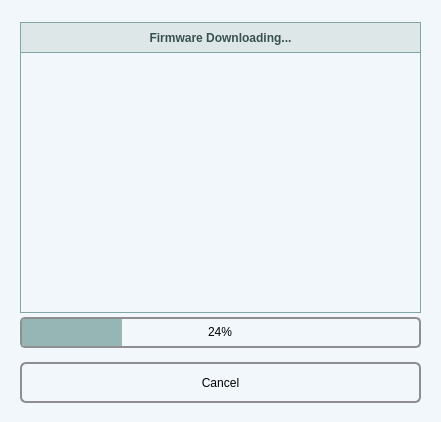
Old version of the form T3kUpgrade/dialog.ui in the repository habilience/habilience-t3ksensor-tools.
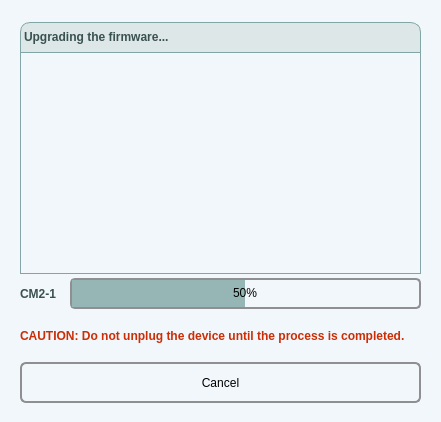
New version of the form. The open tabs and pages were chosen to show the change. Icons and pictures are not drawn. Custom widgets are drawn as their Qt base class.

What changed in the file:
```diff
--- a/T3kUpgrade/dialog.ui
+++ b/T3kUpgrade/dialog.ui
@@ -228,54 +228,23 @@
 	font-weight: bold;
     border-style: solid;
     border-width: 1px;
+    border-top-left-radius: 10px;
+    border-top-right-radius: 10px;
 }</string>
      </property>
      <property name="text">
-      <string>Firmware Downloading...</string>
+      <string>&lt;html&gt;&lt;head/&gt;&lt;body&gt;&lt;p&gt;&lt;img src=&quot;:/T3kUpgradeRes/resources/download.png&quot;/&gt; Upgrading the firmware...&lt;/p&gt;&lt;/body&gt;&lt;/html&gt;</string>
      </property>
      <property name="alignment">
-      <set>Qt::AlignCenter</set>
-     </property>
-    </widget>
-    <widget class="QTextEdit" name="textEditProgress">
-     <property name="enabled">
-      <bool>true</bool>
-     </property>
-     <property name="geometry">
-      <rect>
-       <x>10</x>
-       <y>40</y>
-       <width>401</width>
-       <height>261</height>
-      </rect>
-     </property>
-     <property name="styleSheet">
-      <string notr="true">	border-color: #82A6A6;
-    border-style: solid;
-    border-width: 1px;</string>
-     </property>
-     <property name="frameShape">
-      <enum>QFrame::NoFrame</enum>
-     </property>
-     <property name="frameShadow">
-      <enum>QFrame::Plain</enum>
-     </property>
-     <property name="horizontalScrollBarPolicy">
-      <enum>Qt::ScrollBarAlwaysOff</enum>
-     </property>
-     <property name="undoRedoEnabled">
-      <bool>false</bool>
-     </property>
-     <property name="readOnly">
-      <bool>true</bool>
+      <set>Qt::AlignLeading|Qt::AlignLeft|Qt::AlignVCenter</set>
      </property>
     </widget>
     <widget class="QProgressBar" name="progressBar">
      <property name="geometry">
       <rect>
-       <x>10</x>
-       <y>305</y>
-       <width>401</width>
+       <x>60</x>
+       <y>266</y>
+       <width>351</width>
        <height>31</height>
       </rect>
      </property>
@@ -287,11 +256,11 @@
 
  QProgressBar::chunk {
      background-color: rgb(150,182,182);
-     width: 20px;
+     width: 1px;
  }</string>
      </property>
      <property name="value">
-      <number>24</number>
+      <number>50</number>
      </property>
      <property name="alignment">
       <set>Qt::AlignCenter</set>
@@ -338,7 +307,117 @@
       <string>Cancel</string>
      </property>
     </widget>
-    <zorder>textEditProgress</zorder>
+    <widget class="QListWidget" name="listWidget">
+     <property name="geometry">
+      <rect>
+       <x>10</x>
+       <y>40</y>
+       <width>401</width>
+       <height>222</height>
+      </rect>
+     </property>
+     <property name="styleSheet">
+      <string notr="true">QListWidget {
+border-color: #82A6A6;
+border-style: solid;
+border-width: 1px;
+}
+
+QScrollBar:vertical {
+      border: 1px solid #82A6A6;
+      background: #DDE7E7;
+      width: 20px;
+      margin: 22px 0 22px 0;
+  }
+  QScrollBar::handle:vertical {
+      background: white;
+      min-height: 20px;
+  }
+
+  QScrollBar::add-line:vertical {
+      border: 1px solid #82A6A6;
+      background: #DDE7E7;
+      height: 20px;
+      subcontrol-position: bottom;
+      subcontrol-origin: margin;
+  }
+
+  QScrollBar::sub-line:vertical {
+      border: 1px solid #82A6A6;
+      background: #DDE7E7;
+      height: 20px;
+      subcontrol-position: top;
+      subcontrol-origin: margin;
+  }
+
+  QScrollBar::up-arrow:vertical, QScrollBar::down-arrow:vertical {
+      border: 1px solid #82A6A6;
+      width: 7px;
+      height: 7px;
+      background: white;
+  }
+
+  QScrollBar::add-page:vertical, QScrollBar::sub-page:vertical {
+      background: none;
+  }</string>
+     </property>
+     <property name="frameShape">
+      <enum>QFrame::NoFrame</enum>
+     </property>
+     <property name="frameShadow">
+      <enum>QFrame::Plain</enum>
+     </property>
+     <property name="verticalScrollBarPolicy">
+      <enum>Qt::ScrollBarAsNeeded</enum>
+     </property>
+     <property name="horizontalScrollBarPolicy">
+      <enum>Qt::ScrollBarAlwaysOff</enum>
+     </property>
+     <property name="editTriggers">
+      <set>QAbstractItemView::NoEditTriggers</set>
+     </property>
+     <property name="selectionMode">
+      <enum>QAbstractItemView::NoSelection</enum>
+     </property>
+    </widget>
+    <widget class="QLabel" name="labelPart">
+     <property name="geometry">
+      <rect>
+       <x>10</x>
+       <y>266</y>
+       <width>41</width>
+       <height>31</height>
+      </rect>
+     </property>
+     <property name="styleSheet">
+      <string notr="true">QLabel {
+	color : #395151;
+	font-weight: bold;
+}</string>
+     </property>
+     <property name="text">
+      <string>CM2-1</string>
+     </property>
+    </widget>
+    <widget class="QLabel" name="labelMessage">
+     <property name="geometry">
+      <rect>
+       <x>10</x>
+       <y>308</y>
+       <width>401</width>
+       <height>31</height>
+      </rect>
+     </property>
+     <property name="styleSheet">
+      <string notr="true">color: rgb(203, 45, 5); font-weight: bold;</string>
+     </property>
+     <property name="text">
+      <string>CAUTION: Do not unplug the device until the process is completed.</string>
+     </property>
+     <property name="wordWrap">
+      <bool>true</bool>
+     </property>
+    </widget>
     <zorder>progressBar</zorder>
     <zorder>pushButtonCancel</zorder>
     <zorder>labelProgress</zorder>
```
Left out of the diff: 17 changed lines with no effect on the pictures.
